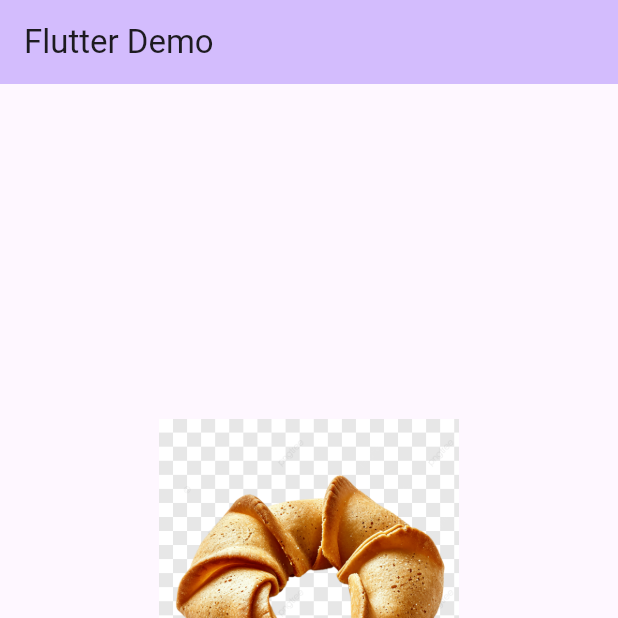
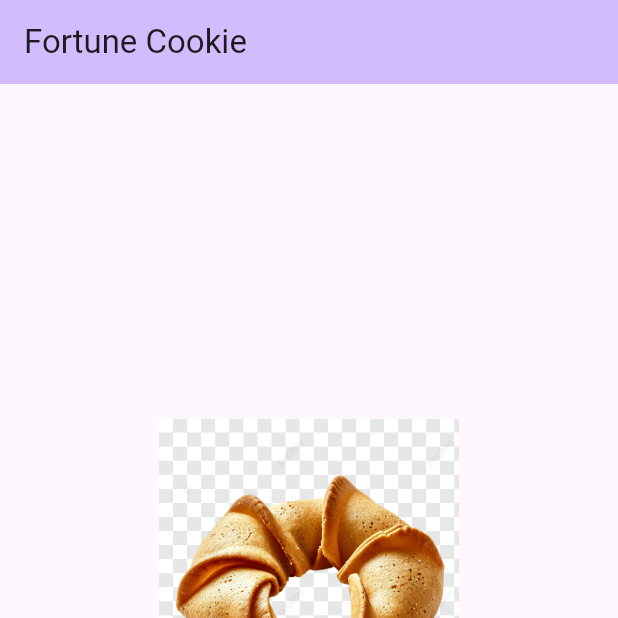
Before and after one commit to jenn-jk/fortuneCookie, a Flutter app: the screen it shows after launch, after a tap on "Get Fortune", on a phone screen of 412 x 824 dp, the top half of it. Run offline on Flutter 3.47's test engine with Material 3 defaults, Android fonts, the phone set to English and light mode, and no system bars.

Commit message:
rewrote fortune cookie with providers

```diff
--- a/lib/main.dart
+++ b/lib/main.dart
@@ -1,8 +1,14 @@
 import 'package:flutter/material.dart';
-import 'dart:math';
+import 'package:provider/provider.dart';
+import 'providers/FortuneModel.dart';
 
 void main() {
-  runApp(const MyApp());
+  runApp(
+    ChangeNotifierProvider(
+      create: (context) => FortuneModel(),
+      child: const MyApp(),
+    ),
+  );
 }
 
 class MyApp extends StatelessWidget {
@@ -12,7 +18,7 @@ class MyApp extends StatelessWidget {
   @override
   Widget build(BuildContext context) {
     return MaterialApp(
-      title: 'Flutter Demo',
+      title: 'Fortune Cookie',
       theme: ThemeData(
         colorScheme: ColorScheme.fromSeed(seedColor: Colors.deepPurple),
       ),
@@ -22,48 +28,22 @@ class MyApp extends StatelessWidget {
 }
 
 class MyHomePage extends StatefulWidget {
-  MyHomePage({super.key});
-
-  // my code - jenkins
-  String _currentFortune = "";
-
+  const MyHomePage({super.key});
   @override
   State<MyHomePage> createState() => _MyHomePageState();
 }
 
 class _MyHomePageState extends State<MyHomePage> {
-  int _counter = 0;
-  String _currentFortune = "";
-
-  final _fortuneList = [
-    "You will find a new match in Bumble",
-    "Cat is going to call you back",
-    "You're going to get a cool job",
-    "You're going to buy honda city",
-    "You're going to get a job in Chennai",
-  ];
-
-  void _randomFortune() {
-    var random = Random();
-    int fortune = random.nextInt(_fortuneList.length);
-    setState(() {
-      _currentFortune = _fortuneList[fortune];
-    });
-    print(_currentFortune);
-  }
-
-  void _incrementCounter() {
-    setState(() {
-      _counter++;
-    });
-  }
-
   @override
   Widget build(BuildContext context) {
+    final fortune = Provider.of<FortuneModel>(
+      context,
+    );
+
     return Scaffold(
       appBar: AppBar(
         backgroundColor: Theme.of(context).colorScheme.inversePrimary,
-        title: Text("Flutter Demo"),
+        title: Text("Fortune Cookie"),
       ),
       body: Center(
         child: Column(
@@ -84,16 +64,13 @@ class _MyHomePageState extends State<MyHomePage> {
               child: Padding(
                 padding: const EdgeInsets.all(8.0),
                 child: Text(
-                  '${_currentFortune}',
+                  fortune.currentFortune,
                   style: Theme.of(context).textTheme.titleMedium,
                 ),
               ),
             ),
 
-            ElevatedButton(
-              onPressed: _randomFortune,
-              child: Text("Get Fortune"),
-            ),
+            ElevatedButton(onPressed: () => fortune.getMyFortune(), child: Text("Get Fortune")),
           ],
         ),
       ),
--- /dev/null
+++ b/lib/providers/FortuneModel.dart
@@ -0,0 +1,31 @@
+import 'dart:math';
+
+import 'package:flutter/material.dart';
+
+class FortuneModel extends ChangeNotifier {
+  // properties
+  final _fortuneList = [
+    "You will find a new match in Bumble",
+    "Cat is going to call you back",
+    "You're going to get a cool job",
+    "You're going to buy honda city",
+    "You're going to get a job in Chennai",
+  ];
+  String _currentFortune = "";
+
+  // constructor
+  FortuneModel() {
+    getMyFortune();
+  }
+
+  // getter
+  String get currentFortune => _currentFortune;
+
+  // methods
+  void getMyFortune() {
+    var random = Random();
+    int randInt = random.nextInt(_fortuneList.length);
+    _currentFortune = _fortuneList[randInt];
+    notifyListeners();
+  }
+}
```
Also changed, not shown: pubspec.yaml (+4 -10 lines), pubspec.lock.
